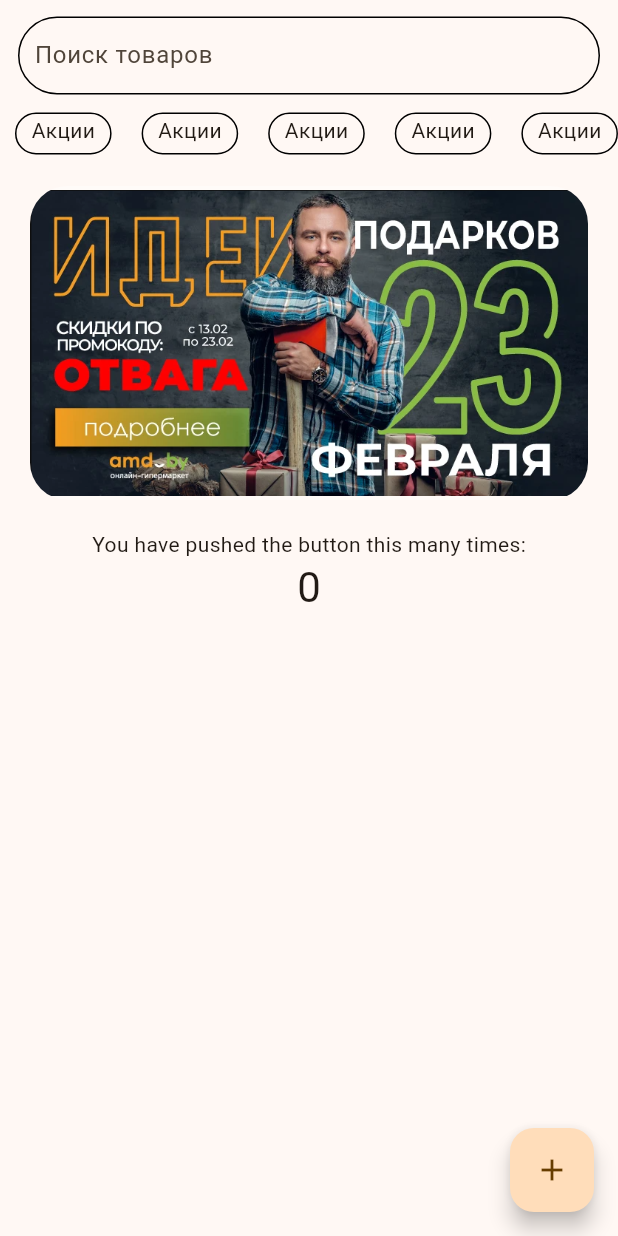
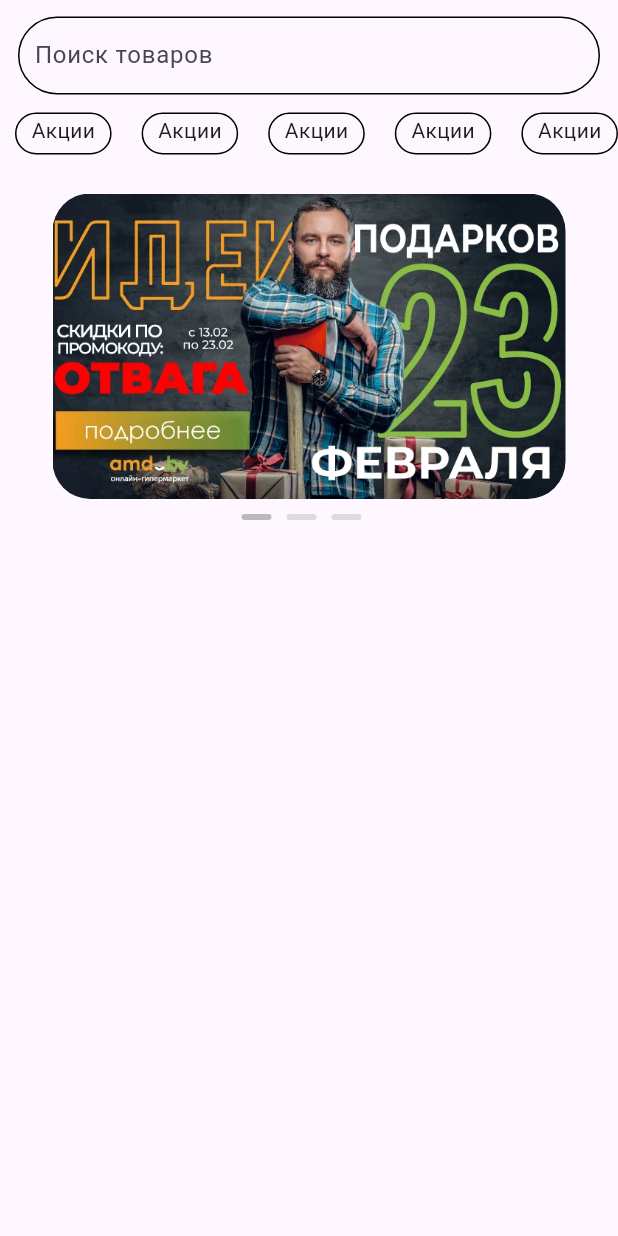
Before and after one commit to kiqiou/amd_by, a Flutter app: the screen it shows after launch, on a phone screen of 412 x 824 dp. Run offline on Flutter 3.47's test engine with Material 3 defaults, Android fonts, the phone set to English and light mode, and no system bars; drawn by our look-alikes of carousel_slider; our stand-ins replace get.

Commit message:
Add promo banner

```diff
--- /dev/null
+++ b/lib/components/circular_container.dart
@@ -0,0 +1,38 @@
+import 'package:flutter/cupertino.dart';
+import 'package:flutter/material.dart';
+
+class CircularContainer extends StatelessWidget {
+  final Widget? child;
+  final double padding;
+  final double? width;
+  final double? height;
+  final double radius;
+  final EdgeInsets? margin;
+  final Color backgroundColor;
+
+  const CircularContainer(
+      {super.key,
+      this.child,
+      this.padding = 0,
+      this.width = 400,
+      this.height = 400,
+      this.radius = 400,
+      this.margin,
+      this.backgroundColor = Colors.white10,
+      });
+
+  @override
+  Widget build(BuildContext context) {
+    return Container(
+      width: width,
+      height: height,
+      margin: margin,
+      padding: EdgeInsets.all(padding),
+      decoration: BoxDecoration(
+        borderRadius: BorderRadius.circular(radius),
+        color: backgroundColor,
+      ),
+      child: child,
+    );
+  }
+}
--- /dev/null
+++ b/lib/controllers/home_controller.dart
@@ -0,0 +1,11 @@
+import 'package:get/get.dart';
+
+class HomeController extends GetxController{
+  static HomeController get instance => Get.find();
+
+  final carousalCurrentIndex = 0.obs;
+
+  void updatePageIndicator(index) {
+    carousalCurrentIndex.value = index;
+  }
+}
--- a/lib/image/banner_image.dart
+++ b/lib/image/banner_image.dart
@@ -1,7 +1,6 @@
-import 'package:flutter/cupertino.dart';
 import 'package:flutter/material.dart';
 
-class RoundedImage extends StatelessWidget {
+class BannerImage extends StatelessWidget {
   final double? width, height;
   final String imageUrl;
   final bool applyImageRadius;
@@ -13,7 +12,7 @@ class RoundedImage extends StatelessWidget {
   final VoidCallback? onPressed;
   final double borderRadius;
 
-  const RoundedImage({
+  const BannerImage({
     super.key,
     this.border,
     this.padding,
@@ -22,7 +21,7 @@ class RoundedImage extends StatelessWidget {
     required this.imageUrl,
     this.applyImageRadius = true,
     this.backgroundColor = Colors.white38,
-    this.fit = BoxFit.contain,
+    this.fit = BoxFit.cover,
     this.isNetworkImage = false,
     this.onPressed,
     this.borderRadius = 25.0,
--- a/lib/main.dart
+++ b/lib/main.dart
@@ -1,143 +1,6 @@
-import 'package:carousel_slider/carousel_slider.dart';
+import 'package:amdby_shop/screens/home_screen/home_screen.dart';
 import 'package:flutter/material.dart';
-
-import 'image/banner_image.dart';
 
 void main() {
   runApp(const MyApp());
 }
-
-class MyApp extends StatelessWidget {
-  const MyApp({super.key});
-
-  // This widget is the root of your application.
-  @override
-  Widget build(BuildContext context) {
-    return MaterialApp(
-      title: 'Flutter Demo',
-      theme: ThemeData(
-        colorScheme: ColorScheme.fromSeed(seedColor: Colors.orangeAccent),
-        useMaterial3: true,
-      ),
-      home: const MyHomePage(title: 'amd.by'),
-    );
-  }
-}
-
-class MyHomePage extends StatefulWidget {
-  final String title;
-
-  const MyHomePage({super.key, required this.title});
-
-  @override
-  State<MyHomePage> createState() => _MyHomePageState();
-}
-
-class _MyHomePageState extends State<MyHomePage> {
-  int _counter = 0;
-
-  void _incrementCounter() {
-    setState(() {
-      _counter++;
-    });
-  }
-
-  @override
-  Widget build(BuildContext context) {
-    return Scaffold(
-      body: SafeArea(
-        child: Center(
-          child: Column(
-            mainAxisAlignment: MainAxisAlignment.start,
-            children: <Widget>[
-              SizedBox(
-                height: 10.0,
-              ),
-              MyCustomForm(),
-              SizedBox(
-                height: 10.0,
-              ),
-              SizedBox(
-                height: 30.0,
-                child: ListView.builder(
-                  scrollDirection: Axis.horizontal,
-                  itemCount: 5,
-                  itemBuilder: (context, index) {
-                    return Container(
-                      padding: const EdgeInsets.symmetric(horizontal: 10.0, vertical: 1.0),
-                      margin: const EdgeInsets.symmetric(horizontal: 10.0, vertical: 1.0),
-                      decoration: BoxDecoration(
-                        border: Border.all(),
-                        borderRadius: BorderRadius.all(
-                          Radius.circular(100.0),
-                        ),
-                      ),
-                      child: Text(
-                        'Акции',
-                      ),
-                    );
-                  },
-                ),
-              ),
-              Padding(
-                padding: EdgeInsets.all(20.0),
-                child: Column(
-                  children: [
-                    CarouselSlider(
-                      options: CarouselOptions(
-                        viewportFraction: 1,
-                      ),
-                      items: [
-                        RoundedImage(imageUrl: 'assets/images/banners/banner-1.png'),
-                        RoundedImage(imageUrl: 'assets/images/banners/banner-2.png'),
-                        RoundedImage(imageUrl: 'assets/images/banners/banner-3.png')
-                      ],
-                    ),
-                  ],
-                ),
-              ),
-              const Text(
-                'You have pushed the button this many times:',
-              ),
-              Text(
-                '$_counter',
-                style: Theme.of(context).textTheme.headlineMedium,
-              ),
-            ],
-          ),
-        ),
-      ),
-      floatingActionButton: FloatingActionButton(
-        onPressed: _incrementCounter,
-        tooltip: 'Increment',
-        child: const Icon(Icons.add),
-      ), // This trailing comma makes auto-formatting nicer for build methods.
-    );
-  }
-}
-
-class MyCustomForm extends StatelessWidget {
-  const MyCustomForm({super.key});
-
-  //late TextEditingController _searchingController;
-
-  @override
-  Widget build(BuildContext context) {
-    return Container(
-      padding: const EdgeInsets.symmetric(horizontal: 10.0, vertical: 1.0),
-      margin: const EdgeInsets.symmetric(horizontal: 12.0, vertical: 1.0),
-      decoration: BoxDecoration(
-        border: Border.all(),
-        borderRadius: BorderRadius.all(
-          Radius.circular(100.0),
-        ),
-      ),
-      child: TextFormField(
-        decoration: const InputDecoration(
-          hintText: 'Поиск товаров',
-          border: InputBorder.none,
-        ),
-      ),
-    );
-  }
-}
--- /dev/null
+++ b/lib/screens/home_screen/home_screen.dart
@@ -0,0 +1,80 @@
+import 'package:amdby_shop/components/circular_container.dart';
+import 'package:amdby_shop/image/banner_image.dart';
+import 'package:amdby_shop/screens/home_screen/widgets/promo_banner.dart';
+import 'package:amdby_shop/screens/home_screen/widgets/search_textfield.dart';
+import 'package:carousel_slider/carousel_slider.dart';
+import 'package:flutter/material.dart';
+
+class MyApp extends StatelessWidget {
+  const MyApp({super.key});
+
+  // This widget is the root of your application.
+  @override
+  Widget build(BuildContext context) {
+    return MaterialApp(
+      title: 'Flutter Demo',
+      theme: ThemeData(
+        hintColor: Colors.black12,
+        useMaterial3: true,
+      ),
+      home: const MyHomePage(title: 'amd.by'),
+    );
+  }
+}
+
+class MyHomePage extends StatefulWidget {
+  final String title;
+
+  const MyHomePage({super.key, required this.title});
+
+  @override
+  State<MyHomePage> createState() => _MyHomePageState();
+}
+
+class _MyHomePageState extends State<MyHomePage> {
+  @override
+  Widget build(BuildContext context) {
+    return Scaffold(
+      body: SafeArea(
+        child: Center(
+          child: Column(
+            mainAxisAlignment: MainAxisAlignment.start,
+            children: <Widget>[
+              SizedBox(
+                height: 10.0,
+              ),
+              MyCustomForm(),
+              SizedBox(height: 10.0),
+              SizedBox(
+                height: 30.0,
+                child: ListView.builder(
+                  scrollDirection: Axis.horizontal,
+                  itemCount: 6,
+                  itemBuilder: (context, index) {
+                    return Container(
+                      padding: const EdgeInsets.symmetric(horizontal: 10.0, vertical: 1.0),
+                      margin: const EdgeInsets.symmetric(horizontal: 10.0, vertical: 1.0),
+                      decoration: BoxDecoration(
+                        border: Border.all(),
+                        borderRadius: BorderRadius.all(
+                          Radius.circular(100.0),
+                        ),
+                      ),
+                      child: Text(
+                        'Акции',
+                      ),
+                    );
+                  },
+                ),
+              ),
+              Padding(
+                padding: EdgeInsets.all(25.0),
+                child: PromoBanner(banners: ['assets/images/banners/banner-1.png', 'assets/images/banners/banner-2.png', 'assets/images/banners/banner-3.png'],),
+              ),
+            ],
+          ),
+        ),
+      ), // This trailing comma makes auto-formatting nicer for build methods.
+    );
+  }
+}
--- /dev/null
+++ b/lib/screens/home_screen/widgets/promo_banner.dart
@@ -0,0 +1,46 @@
+import 'package:amdby_shop/components/circular_container.dart';
+import 'package:amdby_shop/controllers/home_controller.dart';
+import 'package:amdby_shop/image/banner_image.dart';
+import 'package:carousel_slider/carousel_slider.dart';
+import 'package:flutter/material.dart';
+import 'package:get/get.dart';
+
+class PromoBanner extends StatelessWidget {
+  const PromoBanner({
+    super.key,
+    required this.banners,
+  });
+
+  final List<String> banners;
+
+  @override
+  Widget build(BuildContext context) {
+    final controller = Get.put(HomeController());
+
+    return Column(
+      children: [
+        CarouselSlider(
+            options: CarouselOptions(
+                viewportFraction: 1, onPageChanged: (index, _) => controller.updatePageIndicator(index)),
+            items: banners.map((url) => Padding(padding: EdgeInsets.symmetric(horizontal: 10.0), child: BannerImage(imageUrl: url))).toList()),
+        SizedBox(height: 10.0),
+        Center(
+          child: Obx(
+            () => Row(
+              mainAxisSize: MainAxisSize.min,
+              children: [
+                for (int i = 0; i < banners.length; i++)
+                  CircularContainer(
+                    width: 20,
+                    height: 4,
+                    margin: const EdgeInsets.only(right: 10),
+                    backgroundColor: controller.carousalCurrentIndex.value == i ? Colors.black26 : Colors.black12,
+                  ),
+              ],
+            ),
+          ),
+        ),
+      ],
+    );
+  }
+}
--- /dev/null
+++ b/lib/screens/home_screen/widgets/search_textfield.dart
@@ -0,0 +1,27 @@
+import 'package:flutter/material.dart';
+
+class MyCustomForm extends StatelessWidget {
+  const MyCustomForm({super.key});
+
+  //late TextEditingController _searchingController;
+
+  @override
+  Widget build(BuildContext context) {
+    return Container(
+      padding: const EdgeInsets.symmetric(horizontal: 10.0, vertical: 1.0),
+      margin: const EdgeInsets.symmetric(horizontal: 12.0, vertical: 1.0),
+      decoration: BoxDecoration(
+        border: Border.all(),
+        borderRadius: BorderRadius.all(
+          Radius.circular(100.0),
+        ),
+      ),
+      child: TextFormField(
+        decoration: const InputDecoration(
+          hintText: 'Поиск товаров',
+          border: InputBorder.none,
+        ),
+      ),
+    );
+  }
+}
--- /dev/null
+++ b/lib/theme/theme.dart
@@ -0,0 +1,21 @@
+import 'package:amdby_shop/screens/home_screen/home_screen.dart';
+import 'package:flutter/material.dart';
+
+class ThemeD{
+  ThemeData themedata = ThemeData(
+      appBarTheme: AppBarTheme(
+        color: Colors.teal,
+      ),
+      textButtonTheme: TextButtonThemeData(
+        style: TextButton.styleFrom(
+          foregroundColor: Colors.teal,
+        ),
+      ),
+      scaffoldBackgroundColor: Colors.grey[200],
+      textTheme: TextTheme(
+        bodyLarge: TextStyle(),
+        bodyMedium: TextStyle(),
+      ).apply(
+        bodyColor: Colors.teal[800],
+      ));
+}
--- a/pubspec.yaml
+++ b/pubspec.yaml
@@ -31,8 +31,7 @@ dependencies:
   flutter:
     sdk: flutter
   carousel_slider: ^5.0.0
-  # The following adds the Cupertino Icons font to your application.
-  # Use with the CupertinoIcons class for iOS style icons.
+  get: ^4.7.2
   cupertino_icons: ^1.0.8
 
 dev_dependencies:
```
Also changed, not shown: pubspec.lock, 1 other file.
